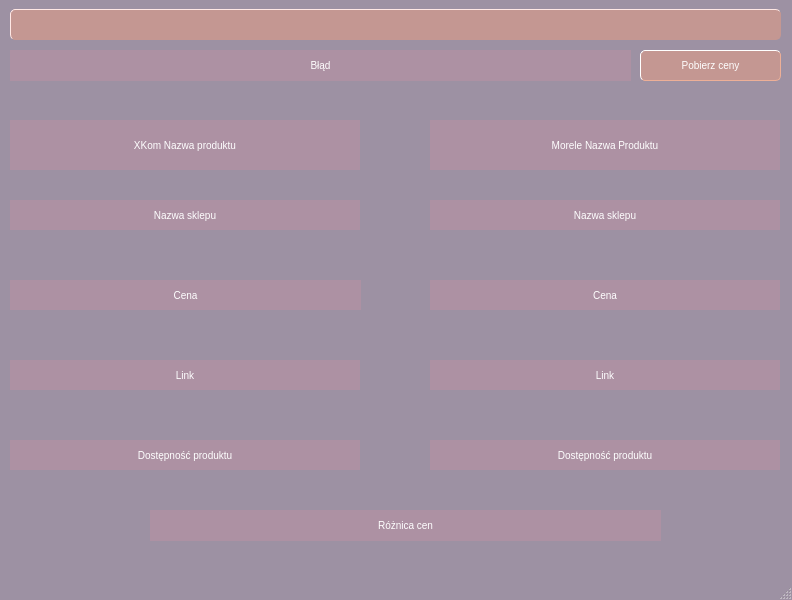
Before: the Qt Designer form view/mainwindow.ui in dnowo/Price-Comparison-XKom-Morele, drawn with Qt 5.
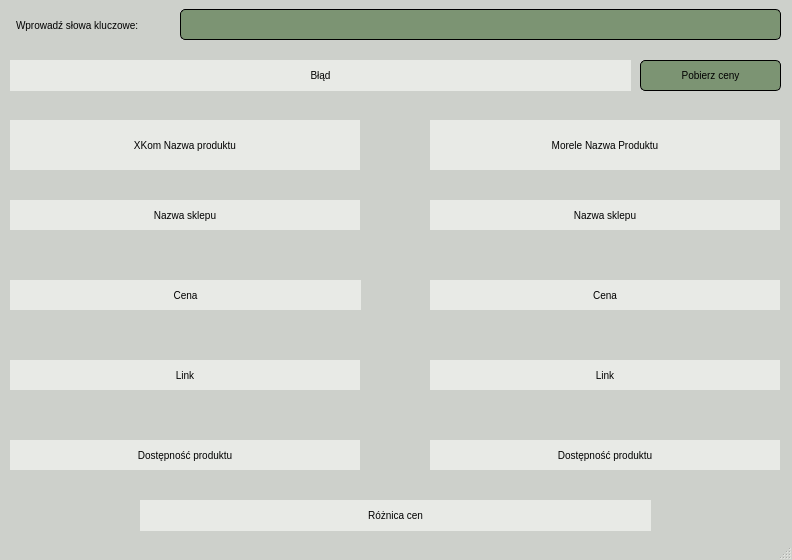
After: the same form once the commit is applied.

Commit message: add image show

What changed in the file:
```diff
--- a/view/mainwindow.ui
+++ b/view/mainwindow.ui
@@ -7,7 +7,7 @@
     <x>0</x>
     <y>0</y>
     <width>792</width>
-    <height>600</height>
+    <height>560</height>
    </rect>
   </property>
   <property name="windowTitle">
@@ -15,20 +15,20 @@
   </property>
   <property name="styleSheet">
    <string notr="true">QMainWindow#MainWindow {
-background-color: #9d91a3;
+background-color: #cdd0cb;
 }</string>
   </property>
   <widget class="QWidget" name="centralwidget">
    <property name="styleSheet">
     <string notr="true">QWidget#centralwidget {
-background-color: #9d91a3;
+background-color: #cdd0cb;
 }</string>
    </property>
    <widget class="QPushButton" name="buttonCheckPrice">
     <property name="geometry">
      <rect>
       <x>640</x>
-      <y>50</y>
+      <y>60</y>
       <width>141</width>
       <height>31</height>
      </rect>
@@ -36,12 +36,11 @@
     <property name="styleSheet">
      <string notr="true">QPushButton#buttonCheckPrice{
 font-size:10px;
-color: white;
+color: black;
 border-width:1px;
 border-radius:5px;
-background-color:#C49792;
+background-color:#7c9473;
 border-style:outset;
-border-color:#edaf97;
 padding:4px;
 }
 QPushButton#buttonCheckPrice:hover {
@@ -56,9 +55,9 @@
    <widget class="QLineEdit" name="lineInputKeywords">
     <property name="geometry">
      <rect>
-      <x>10</x>
+      <x>180</x>
       <y>9</y>
-      <width>771</width>
+      <width>601</width>
       <height>31</height>
      </rect>
     </property>
@@ -69,9 +68,8 @@
 color: white;
 border-width:1px;
 border-radius:5px;
-background-color:#C49792;
+background-color:#7c9473;
 border-style:outset;
-border-color:#C49792;
 padding:4px;
 }</string>
     </property>
@@ -83,25 +81,20 @@
     <property name="geometry">
      <rect>
       <x>10</x>
-      <y>50</y>
+      <y>60</y>
       <width>621</width>
       <height>31</height>
      </rect>
     </property>
     <property name="styleSheet">
-     <string notr="true">QLabel#labelError{
-
+     <string notr="true">QLabel{
 font: 10pt &quot;Segoe Print&quot;;
 font-size:10px;
-color: white;
-background-color:#ad91a3;
+color: black;
+background-color:#e8eae6;
 border-style:outset;
 padding:4px;
 
-}
-QLabel#labelErro:hover {
-background-color: #EDAF97;
-border-style: inset;
 }</string>
     </property>
     <property name="text">
@@ -117,8 +110,8 @@
    <widget class="QLabel" name="labelDiffrence">
     <property name="geometry">
      <rect>
-      <x>150</x>
-      <y>510</y>
+      <x>140</x>
+      <y>500</y>
       <width>511</width>
       <height>31</height>
      </rect>
@@ -127,10 +120,11 @@
      <string notr="true">QLabel{
 font: 10pt &quot;Segoe Print&quot;;
 font-size:10px;
-color: white;
-background-color:#ad91a3;
+color: black;
+background-color:#e8eae6;
 border-style:outset;
 padding:4px;
+
 }</string>
     </property>
     <property name="text">
@@ -156,10 +150,11 @@
      <string notr="true">QLabel{
 font: 10pt &quot;Segoe Print&quot;;
 font-size:10px;
-color: white;
-background-color:#ad91a3;
+color: black;
+background-color:#e8eae6;
 border-style:outset;
 padding:4px;
+
 }</string>
     </property>
     <property name="text">
@@ -185,10 +180,11 @@
      <string notr="true">QLabel{
 font: 10pt &quot;Segoe Print&quot;;
 font-size:10px;
-color: white;
-background-color:#ad91a3;
+color: black;
+background-color:#e8eae6;
 border-style:outset;
 padding:4px;
+
 }</string>
     </property>
     <property name="text">
@@ -214,10 +210,11 @@
      <string notr="true">QLabel{
 font: 10pt &quot;Segoe Print&quot;;
 font-size:10px;
-color: white;
-background-color:#ad91a3;
+color: black;
+background-color:#e8eae6;
 border-style:outset;
 padding:4px;
+
 }</string>
     </property>
     <property name="text">
@@ -243,10 +240,11 @@
      <string notr="true">QLabel{
 font: 10pt &quot;Segoe Print&quot;;
 font-size:10px;
-color: white;
-background-color:#ad91a3;
+color: black;
+background-color:#e8eae6;
 border-style:outset;
 padding:4px;
+
 }</string>
     </property>
     <property name="text">
@@ -272,10 +270,11 @@
      <string notr="true">QLabel{
 font: 10pt &quot;Segoe Print&quot;;
 font-size:10px;
-color: white;
-background-color:#ad91a3;
+color: black;
+background-color:#e8eae6;
 border-style:outset;
 padding:4px;
+
 }</string>
     </property>
     <property name="text">
@@ -301,10 +300,11 @@
      <string notr="true">QLabel{
 font: 10pt &quot;Segoe Print&quot;;
 font-size:10px;
-color: white;
-background-color:#ad91a3;
+color: black;
+background-color:#e8eae6;
 border-style:outset;
 padding:4px;
+
 }</string>
     </property>
     <property name="text">
@@ -349,10 +349,11 @@
      <string notr="true">QLabel{
 font: 10pt &quot;Segoe Print&quot;;
 font-size:10px;
-color: white;
-background-color:#ad91a3;
+color: black;
+background-color:#e8eae6;
 border-style:outset;
 padding:4px;
+
 }</string>
     </property>
     <property name="text">
@@ -378,10 +379,11 @@
      <string notr="true">QLabel{
 font: 10pt &quot;Segoe Print&quot;;
 font-size:10px;
-color: white;
-background-color:#ad91a3;
+color: black;
+background-color:#e8eae6;
 border-style:outset;
 padding:4px;
+
 }</string>
     </property>
     <property name="text">
@@ -407,10 +409,11 @@
      <string notr="true">QLabel{
 font: 10pt &quot;Segoe Print&quot;;
 font-size:10px;
-color: white;
-background-color:#ad91a3;
+color: black;
+background-color:#e8eae6;
 border-style:outset;
 padding:4px;
+
 }</string>
     </property>
     <property name="text">
@@ -436,10 +439,11 @@
      <string notr="true">QLabel{
 font: 10pt &quot;Segoe Print&quot;;
 font-size:10px;
-color: white;
-background-color:#ad91a3;
+color: black;
+background-color:#e8eae6;
 border-style:outset;
 padding:4px;
+
 }</string>
     </property>
     <property name="text">
@@ -452,6 +456,30 @@
      <bool>true</bool>
     </property>
    </widget>
+   <widget class="QLabel" name="label">
+    <property name="geometry">
+     <rect>
+      <x>10</x>
+      <y>10</y>
+      <width>161</width>
+      <height>31</height>
+     </rect>
+    </property>
+    <property name="styleSheet">
+     <string notr="true">QLabel{
+font: 10pt &quot;Segoe Print&quot;;
+font-size:10px;
+color: black;
+
+border-style:outset;
+padding:4px;
+
+}</string>
+    </property>
+    <property name="text">
+     <string>Wprowadź słowa kluczowe:</string>
+    </property>
+   </widget>
    <zorder>labelImage</zorder>
    <zorder>buttonCheckPrice</zorder>
    <zorder>lineInputKeywords</zorder>
```
Left out of the diff: 3 changed lines with no effect on the pictures. The commit also changes 2 other files.
